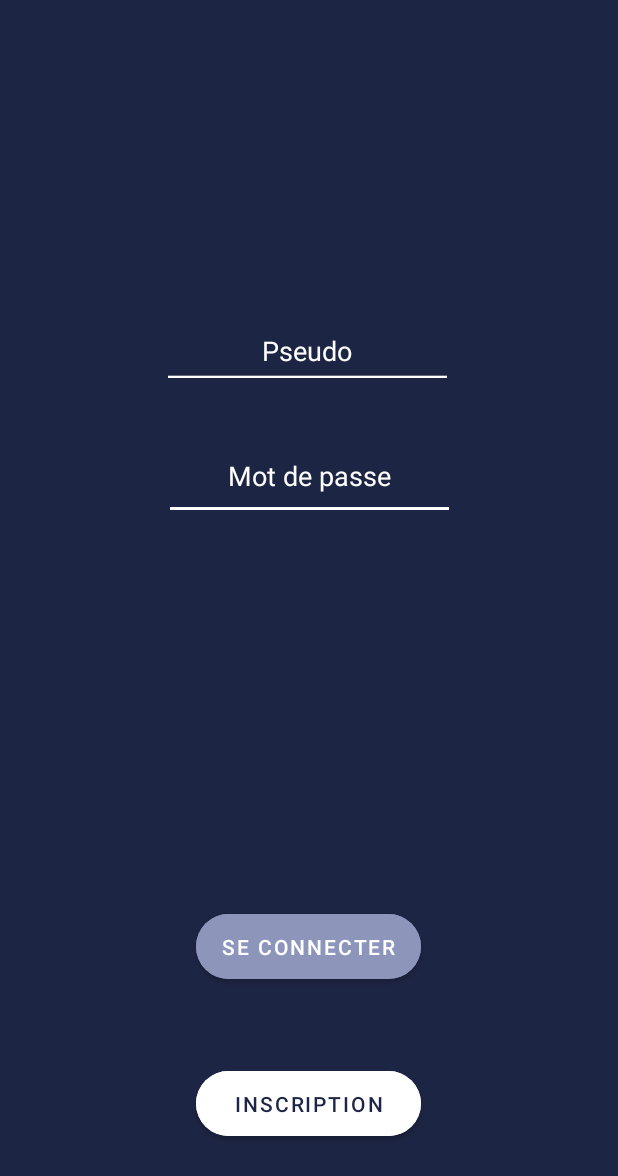
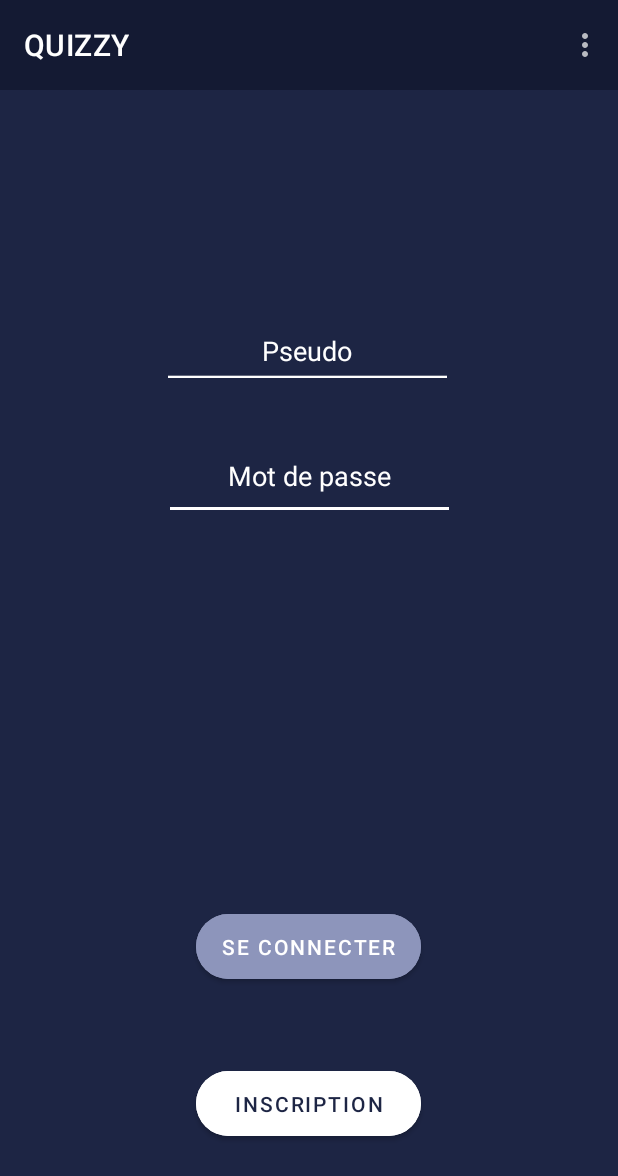
Before and after one commit to stevinho29/Quizzy-android-app, an Android app: the screen it shows after launch (QuizzyLoginActivity), on a phone screen of 412 x 824 dp. Shown: the top 1176 px of the screen. Run offline under Robolectric (Android 15) with nearby library versions, the phone set to English and light mode, and no system bars; our stand-ins replace Room's generated code.

Commit message:
Menu on login

```diff
--- a/quizzy/app/src/main/java/com/example/quizzy/HomeActivity.java
+++ b/quizzy/app/src/main/java/com/example/quizzy/HomeActivity.java
@@ -19,13 +19,13 @@ public class HomeActivity extends AppCompatActivity {
         setContentView(R.layout.activity_home);
 
 
-        List<Category> categories = new ArrayList<>();
+        /*List<Category> categories = new ArrayList<>();
         Category category = new Category("e", "e", "e", "e", "e", new ArrayList<>());
 
         categories.add(category);
         CategoryAdapter adapter = new CategoryAdapter(categories);
         RecyclerView rv = findViewById(R.id.home_recycler);
-        rv.setAdapter(adapter);
+        rv.setAdapter(adapter);*/
 
     }
 }
--- a/quizzy/app/src/main/java/com/example/quizzy/QuizzyLoginActivity.java
+++ b/quizzy/app/src/main/java/com/example/quizzy/QuizzyLoginActivity.java
@@ -1,11 +1,13 @@
 package com.example.quizzy;
 
 import androidx.appcompat.app.AppCompatActivity;
+import androidx.appcompat.widget.Toolbar;
 
 import android.content.Intent;
 import android.content.SharedPreferences;
 import android.os.Bundle;
 import android.text.TextUtils;
+import android.view.Menu;
 import android.view.View;
 import android.widget.Button;
 import android.widget.EditText;
@@ -33,6 +35,8 @@ public class QuizzyLoginActivity extends AppCompatActivity implements View.OnCli
 
         super.onCreate(savedInstanceState);
         setContentView(R.layout.activity_quizzy_login);
+        Toolbar myToolbar = findViewById(R.id.login_toolbar);
+        setSupportActionBar(myToolbar);
 
         mUserEdit =  findViewById(R.id.usernameEditText);
         mPasswordEdit =  findViewById(R.id.loginEditText);
@@ -138,4 +142,13 @@ public class QuizzyLoginActivity extends AppCompatActivity implements View.OnCli
         final Intent registerIntent= new Intent(this,RegisterActivity.class);
         return registerIntent;
     }
+
+
+    @Override
+    public boolean onCreateOptionsMenu(Menu menu) {
+        // Inflate the menu; this adds items to the action bar if it is present.
+        super.onCreateOptionsMenu(menu);
+        getMenuInflater().inflate(R.menu.menu_main, menu);
+        return true;
+    }
 }
--- a/quizzy/app/src/main/res/layout/activity_quizzy_login.xml
+++ b/quizzy/app/src/main/res/layout/activity_quizzy_login.xml
@@ -7,6 +7,13 @@
     android:background="@color/colorMain"
     tools:context=".QuizzyLoginActivity">
 
+    <androidx.appcompat.widget.Toolbar
+        android:id="@+id/login_toolbar"
+        android:layout_width="match_parent"
+        android:layout_height="wrap_content"
+        android:background="@color/colorHeader"
+        android:minHeight="@dimen/header_height"
+        app:layout_constraintTop_toTopOf="parent" />
 
     <EditText
         android:id="@+id/usernameEditText"
--- a/quizzy/app/src/main/res/menu/menu_main.xml
+++ b/quizzy/app/src/main/res/menu/menu_main.xml
@@ -2,7 +2,7 @@
 <menu xmlns:app="http://schemas.android.com/apk/res-auto"
     xmlns:android="http://schemas.android.com/apk/res/android"
     xmlns:tools="http://schemas.android.com/tools"
-    tools:context="com.example.quizzy.MainActivity">
+    tools:context="com.example.quizzy.QuizzyLoginActivity">
 
     <item
         android:id="@+id/actionLogout"
--- a/quizzy/app/src/main/res/values/dimens.xml
+++ b/quizzy/app/src/main/res/values/dimens.xml
@@ -23,4 +23,5 @@
 
     <dimen name="round_corner_size">6dp</dimen>
     <dimen name="login_corner_radius">25dp</dimen>
+    <dimen name="header_height">60dp</dimen>
 </resources>
```
Also changed, not shown: quizzy/app/src/main/java/com/example/quizzy/adapter/CategoryAdapter.java (+6 -6 lines).
